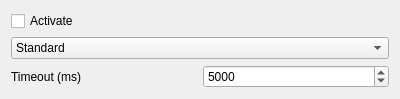
Before: the Qt Designer form src/GUI/Preferences/Notifications/GUI_Notifications.ui in return42/sayonara, drawn with Qt 5.
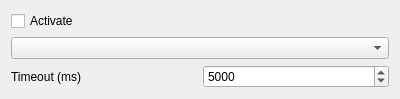
After: the same form once the commit is applied. Custom widgets are drawn as their Qt base class.

Diff of the .ui file:
```diff
--- a/src/GUI/Preferences/Notifications/GUI_Notifications.ui
+++ b/src/GUI/Preferences/Notifications/GUI_Notifications.ui
@@ -33,11 +33,6 @@
      <property name="focusPolicy">
       <enum>Qt::StrongFocus</enum>
      </property>
-     <item>
-      <property name="text">
-       <string>Standard</string>
-      </property>
-     </item>
     </widget>
    </item>
    <item row="2" column="1">
```
